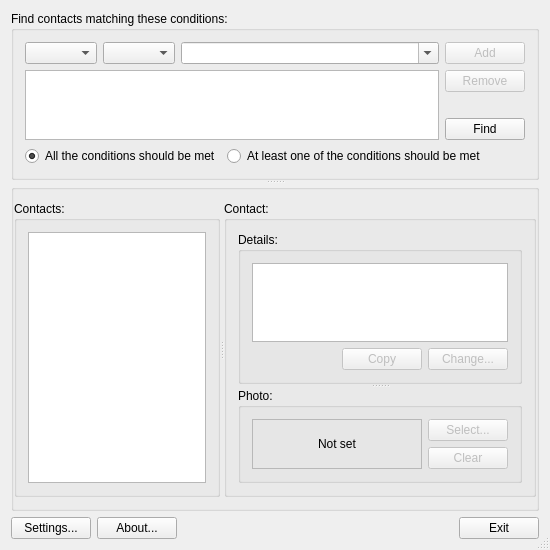
Old version of the form QtAdBook/QtAdBook.ui in the repository biophor/AdBook.
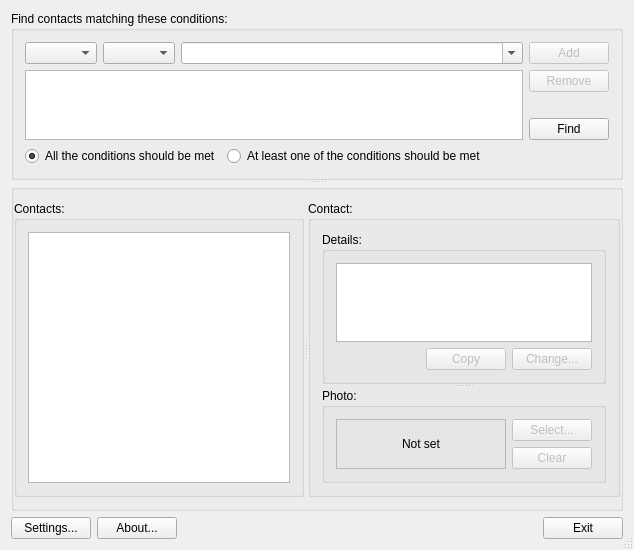
New version of the form.

Patch:
```diff
--- a/QtAdBook/QtAdBook.ui
+++ b/QtAdBook/QtAdBook.ui
@@ -9,7 +9,7 @@
    <rect>
     <x>0</x>
     <y>0</y>
-    <width>550</width>
+    <width>634</width>
     <height>550</height>
    </rect>
   </property>
@@ -255,7 +255,7 @@
               <set>QAbstractItemView::NoEditTriggers</set>
              </property>
              <property name="alternatingRowColors">
-              <bool>true</bool>
+              <bool>false</bool>
              </property>
              <property name="selectionMode">
               <enum>QAbstractItemView::SingleSelection</enum>
@@ -332,7 +332,7 @@
                     <set>QAbstractItemView::NoEditTriggers</set>
                    </property>
                    <property name="alternatingRowColors">
-                    <bool>true</bool>
+                    <bool>false</bool>
                    </property>
                    <property name="selectionMode">
                     <enum>QAbstractItemView::SingleSelection</enum>
```
